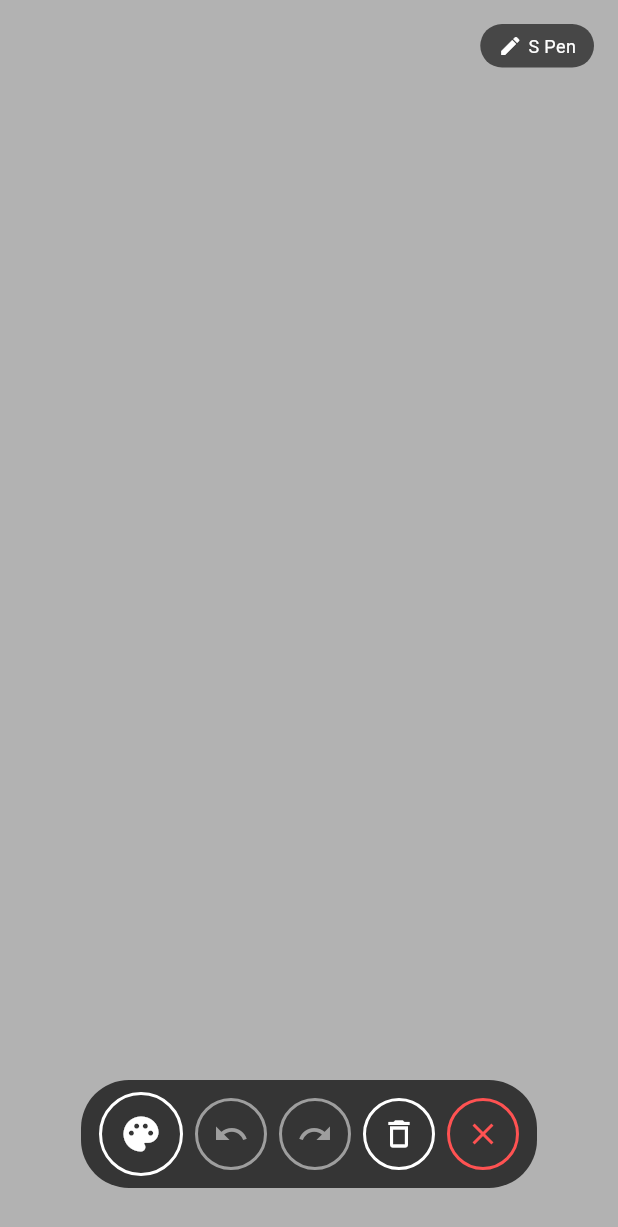
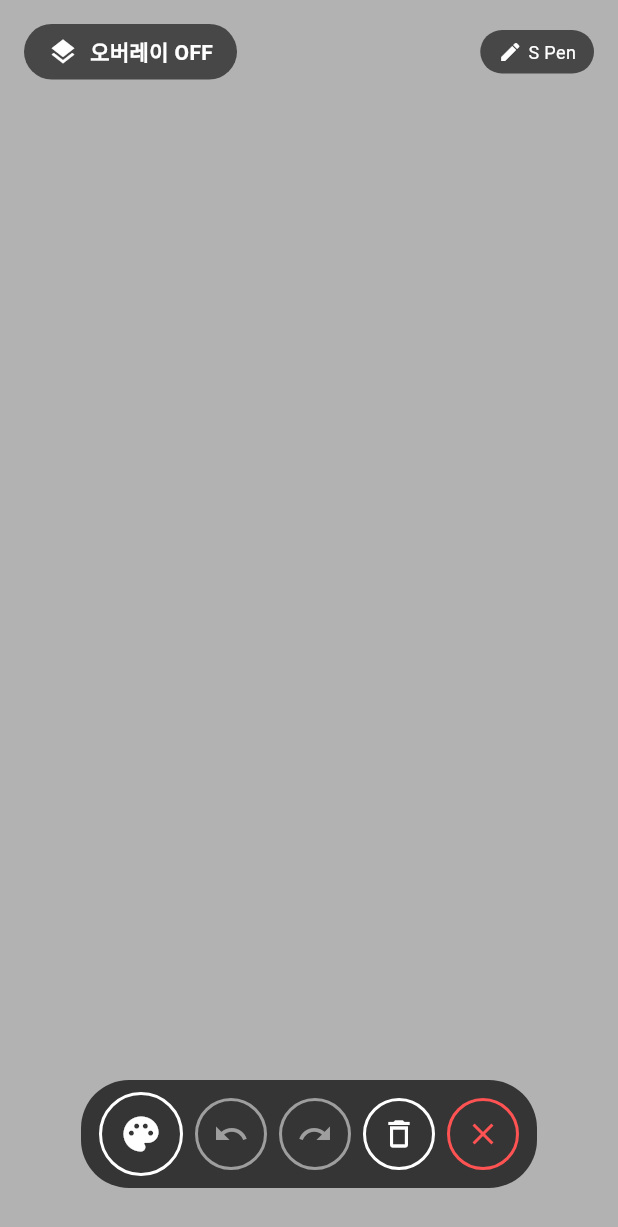
Before and after one commit to dtslib1979/dtslib-apk-lab, a Flutter app: the screen it shows after launch, on a phone screen of 412 x 824 dp. Shown: the top 1227 px of the screen. Run offline on Flutter 3.47's test engine with Material 3 defaults, Android fonts, the phone set to English and light mode, and no system bars; our stand-ins replace file_picker, just_audio, permission_handler, share_plus; missing offline and left inert: ffmpeg_kit_flutter_audio.

Commit message:
feat(laser-pen): Add overlay toggle in drawing screen

```diff
--- a/apps/laser-pen-overlay/lib/screens/drawing_screen.dart
+++ b/apps/laser-pen-overlay/lib/screens/drawing_screen.dart
@@ -3,6 +3,7 @@
 import 'package:flutter/material.dart';
 import '../models/stroke.dart';
 import '../services/touch_service.dart';
+import '../services/overlay_service.dart';
 import '../widgets/drawing_canvas.dart';
 import '../widgets/control_bar.dart';
 
@@ -22,17 +23,26 @@
 
   late TouchService _touchService;
   bool _useStylusOnly = true;
+  bool _overlayActive = false;
 
   @override
   void initState() {
     super.initState();
     _startFadeTimer();
     _initTouchService();
+    _checkOverlayStatus();
   }
 
   void _initTouchService() {
     _touchService = TouchService();
     _touchService.onStylusTouch = _handleStylusTouch;
+  }
+
+  Future<void> _checkOverlayStatus() async {
+    final visible = await OverlayServiceController.isOverlayVisible();
+    if (mounted) {
+      setState(() => _overlayActive = visible);
+    }
   }
 
   @override
@@ -43,7 +53,7 @@
   }
 
   void _handleStylusTouch(StylusTouch touch) {
-    if (!_useStylusOnly) return;
+    if (!_useStylusOnly || _overlayActive) return;
 
     final pos = Offset(touch.x, touch.y);
 
@@ -94,6 +104,17 @@
     }
   }
 
+  String get _colorName {
+    switch (_penColor) {
+      case PenColor.white:
+        return 'white';
+      case PenColor.yellow:
+        return 'yellow';
+      case PenColor.black:
+        return 'black';
+    }
+  }
+
   void _startStroke(Offset pos) {
     setState(() {
       _currentStroke = Stroke(
@@ -124,17 +145,17 @@
 
   // Fallback: GestureDetector for non-stylus or testing
   void _onPanStart(DragStartDetails d) {
-    if (_useStylusOnly) return; // Native handles stylus
+    if (_useStylusOnly || _overlayActive) return;
     _startStroke(d.localPosition);
   }
 
   void _onPanUpdate(DragUpdateDetails d) {
-    if (_useStylusOnly) return;
+    if (_useStylusOnly || _overlayActive) return;
     _updateStroke(d.localPosition);
   }
 
   void _onPanEnd(DragEndDetails d) {
-    if (_useStylusOnly) return;
+    if (_useStylusOnly || _overlayActive) return;
     _endStroke();
   }
 
@@ -152,9 +173,19 @@
           break;
       }
     });
+
+    // 오버레이 서비스에도 색상 전달
+    if (_overlayActive) {
+      OverlayServiceController.setColor(_colorName);
+    }
   }
 
   void _undo() {
+    if (_overlayActive) {
+      OverlayServiceController.undo();
+      return;
+    }
+
     if (_strokes.isEmpty) return;
     setState(() {
       _undoStack.add(_strokes.removeLast());
@@ -162,6 +193,11 @@
   }
 
   void _redo() {
+    if (_overlayActive) {
+      OverlayServiceController.redo();
+      return;
+    }
+
     if (_undoStack.isEmpty) return;
     setState(() {
       _strokes.add(_undoStack.removeLast());
@@ -169,6 +205,11 @@
   }
 
   void _clear() {
+    if (_overlayActive) {
+      OverlayServiceController.clear();
+      return;
+    }
+
     setState(() {
       _strokes.clear();
       _undoStack.clear();
@@ -176,6 +217,10 @@
   }
 
   void _exit() {
+    // 오버레이 활성화 상태면 서비스도 중지
+    if (_overlayActive) {
+      OverlayServiceController.stopService();
+    }
     Navigator.of(context).pop();
   }
 
@@ -196,13 +241,43 @@
     );
   }
 
+  Future<void> _toggleOverlay() async {
+    if (_overlayActive) {
+      await OverlayServiceController.hideOverlay();
+      setState(() => _overlayActive = false);
+
+      ScaffoldMessenger.of(context).showSnackBar(
+        const SnackBar(
+          content: Text('오버레이 비활성화'),
+          duration: Duration(seconds: 1),
+        ),
+      );
+    } else {
+      // 서비스 시작 후 오버레이 표시
+      await OverlayServiceController.startService();
+      await Future.delayed(const Duration(milliseconds: 200));
+      await OverlayServiceController.showOverlay();
+      await OverlayServiceController.setColor(_colorName);
+
+      setState(() => _overlayActive = true);
+
+      ScaffoldMessenger.of(context).showSnackBar(
+        const SnackBar(
+          content: Text('오버레이 활성화 - 다른 앱 위에 판서 가능'),
+          duration: Duration(seconds: 2),
+        ),
+      );
+    }
+  }
+
   @override
   Widget build(BuildContext context) {
     return Scaffold(
       backgroundColor: Colors.transparent,
       body: Stack(
         children: [
-          // Drawing area
+          // Drawing area (앱 내 판서 - 오버레이 비활성화 시만)
+          if (!_overlayActive)
             Positioned.fill(
               child: GestureDetector(
                 onPanStart: _onPanStart,
@@ -217,11 +292,92 @@
                 ),
               ),
             ),
-          // Mode indicator
+
+          // 오버레이 모드 안내 (활성화 시)
+          if (_overlayActive)
+            Positioned.fill(
+              child: Container(
+                color: Colors.black.withOpacity(0.8),
+                child: const Center(
+                  child: Column(
+                    mainAxisSize: MainAxisSize.min,
+                    children: [
+                      Icon(
+                        Icons.layers,
+                        size: 64,
+                        color: Colors.white54,
+                      ),
+                      SizedBox(height: 16),
+                      Text(
+                        '오버레이 모드 활성화',
+                        style: TextStyle(
+                          color: Colors.white,
+                          fontSize: 24,
+                          fontWeight: FontWeight.bold,
+                        ),
+                      ),
+                      SizedBox(height: 8),
+                      Text(
+                        '다른 앱 위에서 S Pen으로 판서 가능\n손가락은 하위 앱 조작',
+                        textAlign: TextAlign.center,
+                        style: TextStyle(
+                          color: Colors.white70,
+                          fontSize: 14,
+                        ),
+                      ),
+                    ],
+                  ),
+                ),
+              ),
+            ),
+
+          // Top bar: Mode indicator + Overlay toggle
           Positioned(
             top: 16,
+            left: 16,
             right: 16,
-            child: GestureDetector(
+            child: Row(
+              mainAxisAlignment: MainAxisAlignment.spaceBetween,
+              children: [
+                // Overlay toggle
+                GestureDetector(
+                  onTap: _toggleOverlay,
+                  child: Container(
+                    padding: const EdgeInsets.symmetric(
+                      horizontal: 16,
+                      vertical: 8,
+                    ),
+                    decoration: BoxDecoration(
+                      color: _overlayActive
+                        ? Colors.green.withOpacity(0.8)
+                        : Colors.black.withOpacity(0.6),
+                      borderRadius: BorderRadius.circular(20),
+                    ),
+                    child: Row(
+                      mainAxisSize: MainAxisSize.min,
+                      children: [
+                        Icon(
+                          Icons.layers,
+                          color: Colors.white,
+                          size: 20,
+                        ),
+                        const SizedBox(width: 8),
+                        Text(
+                          _overlayActive ? '오버레이 ON' : '오버레이 OFF',
+                          style: const TextStyle(
+                            color: Colors.white,
+                            fontSize: 14,
+                            fontWeight: FontWeight.bold,
+                          ),
+                        ),
+                      ],
+                    ),
+                  ),
+                ),
+
+                // Input mode indicator (오버레이 비활성화 시만)
+                if (!_overlayActive)
+                  GestureDetector(
                     onTap: _toggleInputMode,
                     child: Container(
                       padding: const EdgeInsets.symmetric(
@@ -252,7 +408,10 @@
                       ),
                     ),
                   ),
+              ],
             ),
+          ),
+
           // Control bar
           Positioned(
             left: 0,
@@ -266,8 +425,8 @@
                 onRedo: _redo,
                 onClear: _clear,
                 onExit: _exit,
-                canUndo: _strokes.isNotEmpty,
-                canRedo: _undoStack.isNotEmpty,
+                canUndo: _overlayActive || _strokes.isNotEmpty,
+                canRedo: _overlayActive || _undoStack.isNotEmpty,
               ),
             ),
           ),
```
Lines whose indentation alone changed are shown as unchanged.
